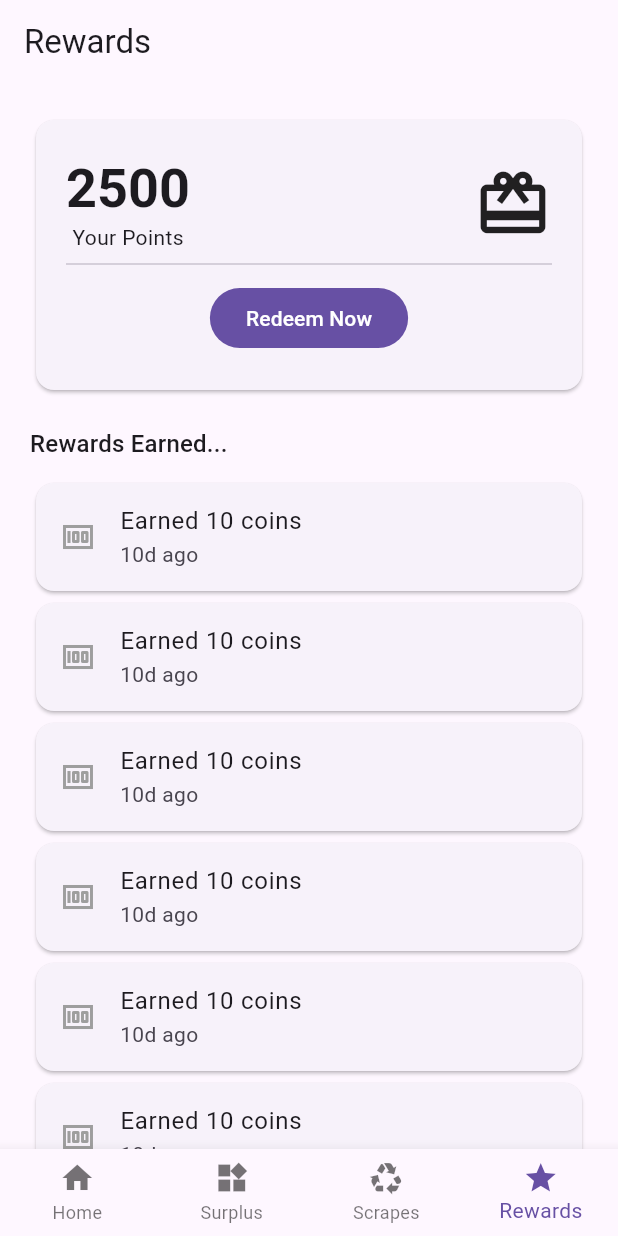
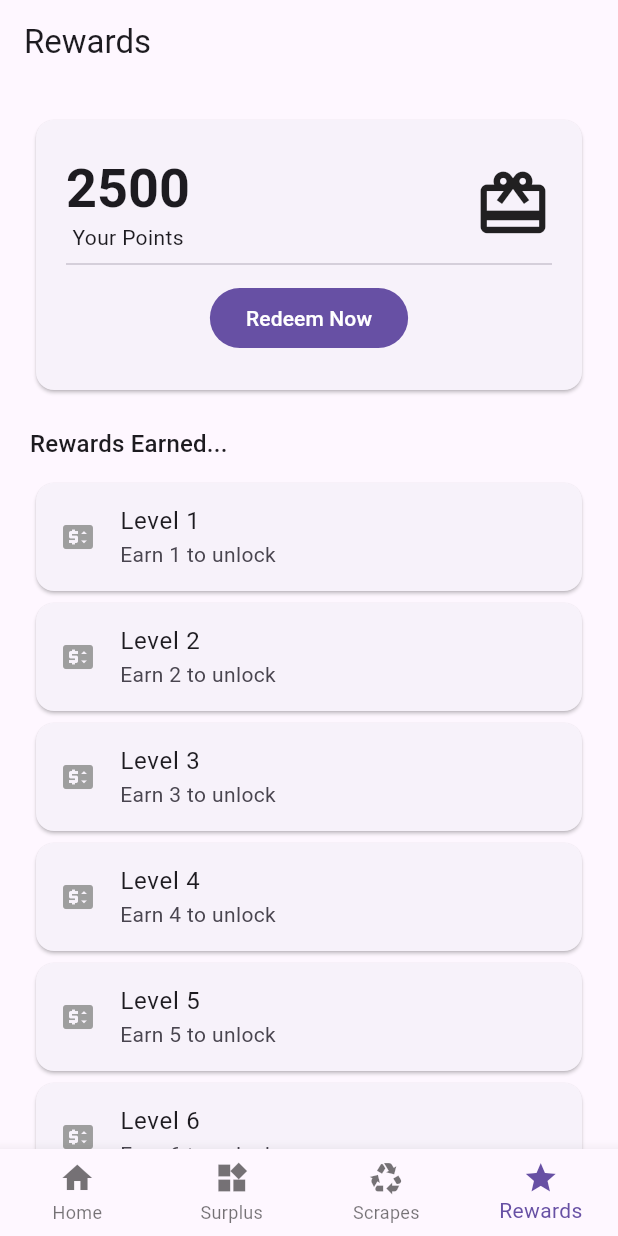
Before and after one commit to Saffron-codes/sustainifyhub, a Flutter app: the screen it shows after launch, item 4 of the bottom bar chosen, on a phone screen of 412 x 824 dp. Run offline on Flutter 3.47's test engine with Material 3 defaults, Android fonts, the phone set to English and light mode, and no system bars; network calls fail.

Commit message:
fix reward page

```diff
--- a/lib/views/rewards_view.dart
+++ b/lib/views/rewards_view.dart
@@ -1,4 +1,5 @@
 import 'package:flutter/material.dart';
+import 'dart:math';
 
 class RewardsView extends StatelessWidget {
   const RewardsView({super.key});
@@ -28,10 +29,11 @@ class RewardsView extends StatelessWidget {
             physics: BouncingScrollPhysics(),
             itemBuilder: (context, index) => Card(
               child: ListTile(
-                title: Text("Earned 10 coins"),
-                subtitle: Text("10d ago"),
+                title: Text("Level ${index + 1}"),
+                subtitle: Text(
+                    "Earn ${(index + 1) + Random().nextInt(10) * 10} to unlock"),
                 leading: Icon(
-                  Icons.money,
+                  Icons.price_change,
                   color: Colors.grey,
                 ),
               ),
```
